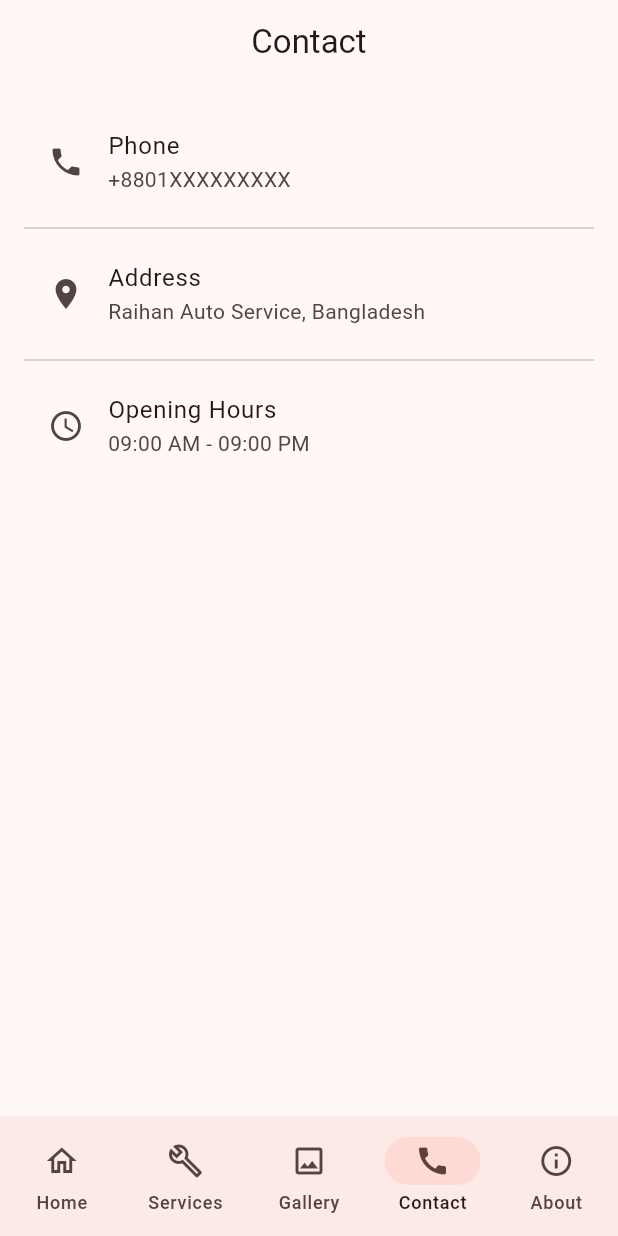
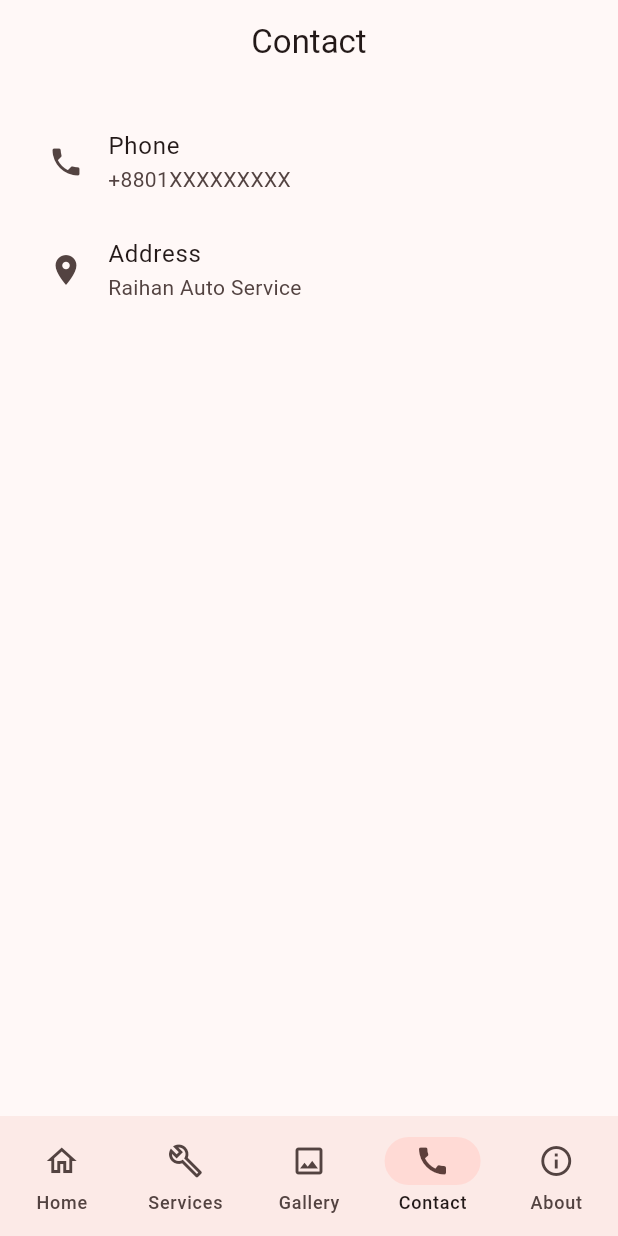
Before and after one commit to raihanauto/raihan-auto-service, a Flutter app: the screen it shows after launch, item 4 of the bottom bar chosen, on a phone screen of 412 x 824 dp. Run offline on Flutter 3.47's test engine with Material 3 defaults, Android fonts, the phone set to English and light mode, and no system bars.

Commit message:
Update contact_screen.dart

```diff
--- a/lib/screens/contact_screen.dart
+++ b/lib/screens/contact_screen.dart
@@ -9,27 +9,20 @@
       appBar: AppBar(
         title: const Text("Contact"),
       ),
-      body: Padding(
-        padding: const EdgeInsets.all(16),
+      body: const Padding(
+        padding: EdgeInsets.all(16),
         child: Column(
           crossAxisAlignment: CrossAxisAlignment.start,
-          children: const [
+          children: [
             ListTile(
               leading: Icon(Icons.phone),
               title: Text("Phone"),
               subtitle: Text("+8801XXXXXXXXX"),
             ),
-            Divider(),
             ListTile(
               leading: Icon(Icons.location_on),
               title: Text("Address"),
-              subtitle: Text("Raihan Auto Service, Bangladesh"),
-            ),
-            Divider(),
-            ListTile(
-              leading: Icon(Icons.access_time),
-              title: Text("Opening Hours"),
-              subtitle: Text("09:00 AM - 09:00 PM"),
+              subtitle: Text("Raihan Auto Service"),
             ),
           ],
         ),
```
